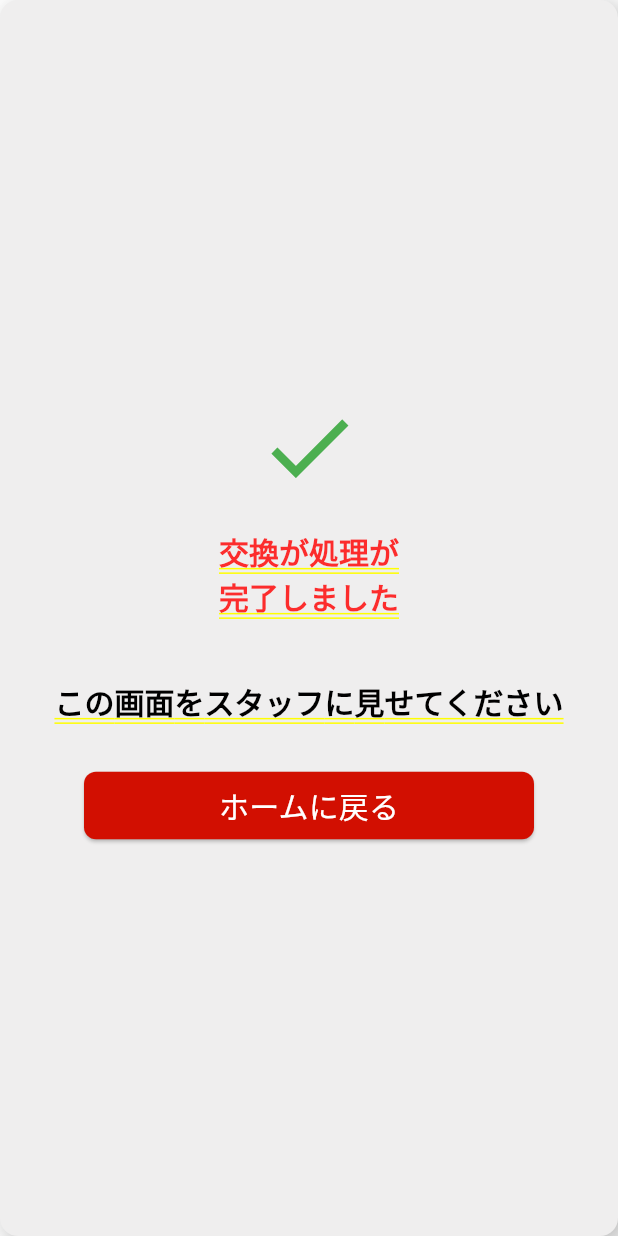
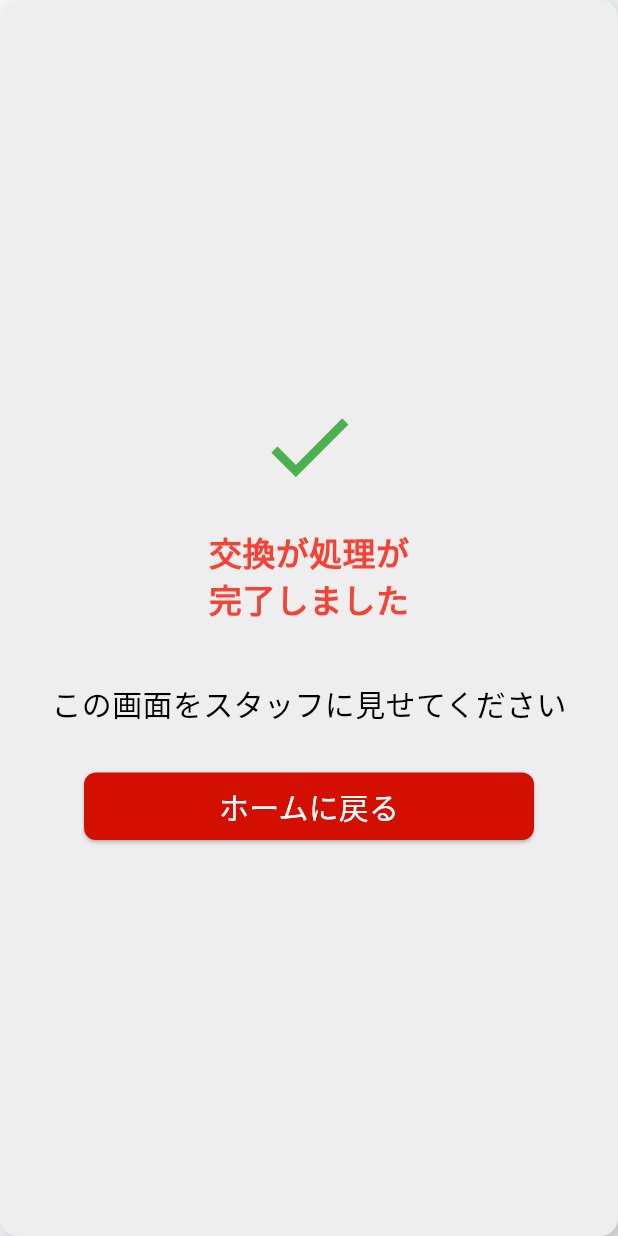
Before and after one commit to nyagasan/pd_app_new, a Flutter app: the SuccessModal screen opened by its route, on a phone screen of 412 x 824 dp. Run offline on Flutter 3.47's test engine with Material 3 defaults, Android fonts, the phone set to English and light mode, and no system bars.

Commit message:
fix: Materialの割り当て

```diff
--- a/lib/widgets/success_modal.dart
+++ b/lib/widgets/success_modal.dart
@@ -7,7 +7,8 @@ class SuccessModal extends StatelessWidget {
     // 画面サイズを取得
     var screenSize = MediaQuery.of(context).size;
 
-    return Container(
+    return Material(
+      child: Container(
         decoration: BoxDecoration(
           color: const Color.fromARGB(255, 239, 238, 238),
           borderRadius: BorderRadius.circular(12),
@@ -35,7 +36,11 @@ class SuccessModal extends StatelessWidget {
                 children: [
                   Icon(Icons.done, size: 70, color: Colors.green),
                   SizedBox(height: 20),
-                Text('交換が処理が\n完了しました', style: TextStyle(fontSize: 20)),
+                  Text('交換が処理が\n完了しました',
+                      style: TextStyle(
+                          fontSize: 22,
+                          color: Colors.red,
+                          fontWeight: FontWeight.bold)),
                   SizedBox(height: 40),
                   Text('この画面をスタッフに見せてください',
                       style: TextStyle(fontSize: 20, color: Colors.black)),
@@ -62,6 +67,7 @@ class SuccessModal extends StatelessWidget {
             ],
           ),
         ),
+      ),
     );
   }
 }
```
Lines whose indentation alone changed are shown as unchanged.
